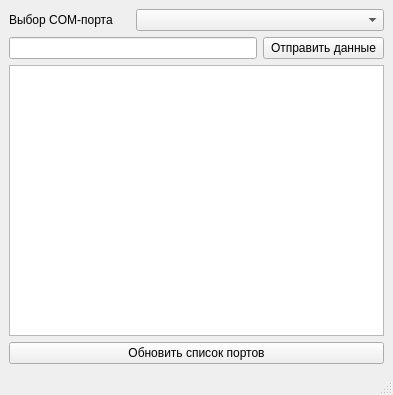
The window that Main/mainwindow.ui (LayzRay/Practice) describes before a commit, drawn with Qt 5.
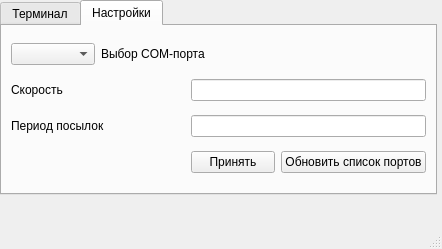
The same window after the commit. The open tabs and pages were chosen to show the change.

Diff of the .ui file:
```diff
--- a/Main/mainwindow.ui
+++ b/Main/mainwindow.ui
@@ -6,46 +6,116 @@
    <rect>
     <x>0</x>
     <y>0</y>
-    <width>393</width>
-    <height>395</height>
+    <width>442</width>
+    <height>249</height>
    </rect>
   </property>
   <property name="windowTitle">
    <string>Hardware Messenger</string>
   </property>
   <widget class="QWidget" name="centralwidget">
-   <layout class="QGridLayout" name="gridLayout">
-    <item row="0" column="0">
-     <widget class="QLabel" name="label">
-      <property name="text">
-       <string>Выбор COM-порта</string>
+   <widget class="QTabWidget" name="tabWidget">
+    <property name="geometry">
+     <rect>
+      <x>0</x>
+      <y>0</y>
+      <width>437</width>
+      <height>195</height>
+     </rect>
+    </property>
+    <property name="currentIndex">
+     <number>0</number>
+    </property>
+    <widget class="QWidget" name="tab">
+     <attribute name="title">
+      <string>Терминал</string>
+     </attribute>
+     <widget class="QTextBrowser" name="Terminal">
+      <property name="geometry">
+       <rect>
+        <x>0</x>
+        <y>50</y>
+        <width>431</width>
+        <height>261</height>
+       </rect>
       </property>
      </widget>
-    </item>
-    <item row="2" column="0" colspan="3">
-     <widget class="QTextBrowser" name="textBrowser"/>
-    </item>
-    <item row="3" column="0" colspan="3">
-     <widget class="QPushButton" name="pushButton_3">
-      <property name="text">
-       <string>Обновить список портов</string>
+     <widget class="QLineEdit" name="Data">
+      <property name="geometry">
+       <rect>
+        <x>0</x>
+        <y>10</y>
+        <width>291</width>
+        <height>28</height>
+       </rect>
       </property>
      </widget>
-    </item>
-    <item row="1" column="0" colspan="2">
-     <widget class="QLineEdit" name="lineEdit"/>
-    </item>
-    <item row="1" column="2">
      <widget class="QPushButton" name="pushButton_2">
+      <property name="geometry">
+       <rect>
+        <x>290</x>
+        <y>10</y>
+        <width>141</width>
+        <height>29</height>
+       </rect>
+      </property>
       <property name="text">
        <string>Отправить данные</string>
       </property>
      </widget>
-    </item>
-    <item row="0" column="1" colspan="2">
-     <widget class="QComboBox" name="comboBox"/>
-    </item>
-   </layout>
+    </widget>
+    <widget class="QWidget" name="tab_2">
+     <attribute name="title">
+      <string>Настройки</string>
+     </attribute>
+     <layout class="QGridLayout" name="gridLayout">
+      <item row="0" column="0">
+       <widget class="QComboBox" name="comboBox"/>
+      </item>
+      <item row="0" column="1" colspan="2">
+       <widget class="QLabel" name="label">
+        <property name="text">
+         <string>Выбор COM-порта</string>
+        </property>
+       </widget>
+      </item>
+      <item row="1" column="0" colspan="2">
+       <widget class="QLabel" name="label_2">
+        <property name="text">
+         <string>Скорость</string>
+        </property>
+       </widget>
+      </item>
+      <item row="1" column="2" colspan="2">
+       <widget class="QLineEdit" name="Speed"/>
+      </item>
+      <item row="2" column="0" colspan="2">
+       <widget class="QLabel" name="label_3">
+        <property name="text">
+         <string>Период посылок</string>
+        </property>
+       </widget>
+      </item>
+      <item row="2" column="2" colspan="2">
+       <widget class="QLineEdit" name="Period"/>
+      </item>
+      <item row="3" column="2">
+       <widget class="QPushButton" name="pushButton">
+        <property name="text">
+         <string>Принять</string>
+        </property>
+       </widget>
+      </item>
+      <item row="3" column="3">
+       <widget class="QPushButton" name="pushButton_3">
+        <property name="text">
+         <string>Обновить список портов</string>
+        </property>
+       </widget>
+      </item>
+     </layout>
+    </widget>
+   </widget>
   </widget>
   <widget class="QMenuBar" name="menubar">
    <property name="geometry">
```
Left out of the diff: 2 changed lines with no effect on the pictures.
